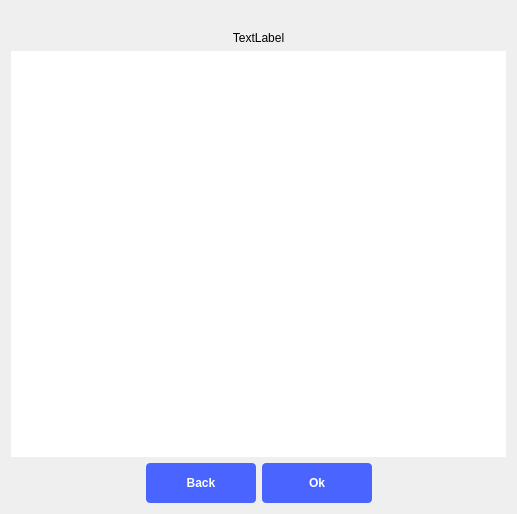
analogdevicesinc/scopy, file ui/scopyaboutdialog.ui: the form before one commit.
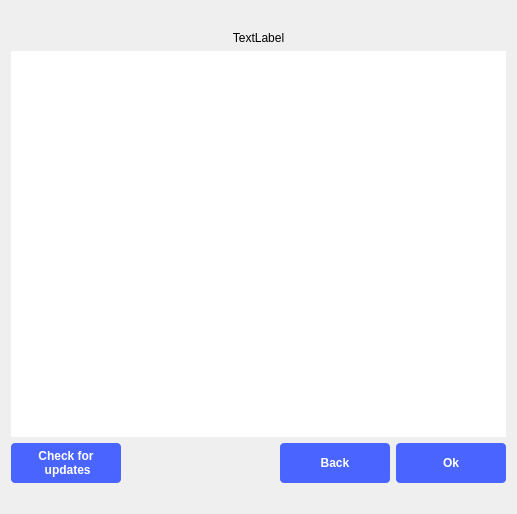
The form after the commit. Icons and pictures are not drawn.

Commit message: PhoneHome: created check for updates button in about page

Patch:
```diff
--- a/ui/scopyaboutdialog.ui
+++ b/ui/scopyaboutdialog.ui
@@ -114,6 +114,14 @@
      <property name="topMargin">
       <number>0</number>
      </property>
+     <item>
+      <widget class="QPushButton" name="checkForUpdatesBtn">
+       <property name="text">
+        <string>Check for
+ updates</string>
+       </property>
+      </widget>
+     </item>
      <item>
       <spacer name="horizontalSpacer">
        <property name="orientation">
@@ -141,21 +149,18 @@
        </property>
       </widget>
      </item>
-     <item>
-      <spacer name="horizontalSpacer_2">
-       <property name="orientation">
-        <enum>Qt::Horizontal</enum>
-       </property>
-       <property name="sizeHint" stdset="0">
-        <size>
-         <width>40</width>
-         <height>20</height>
-        </size>
-       </property>
-      </spacer>
-     </item>
     </layout>
    </item>
+   <item>
+    <widget class="QLabel" name="checkForUpdatesLbl">
+     <property name="text">
+      <string/>
+     </property>
+     <property name="alignment">
+      <set>Qt::AlignLeading|Qt::AlignLeft|Qt::AlignVCenter</set>
+     </property>
+    </widget>
+   </item>
   </layout>
  </widget>
  <resources/>
```
Left out of the diff: 3 changed lines with no effect on the pictures. The commit also changes 6 other files.
